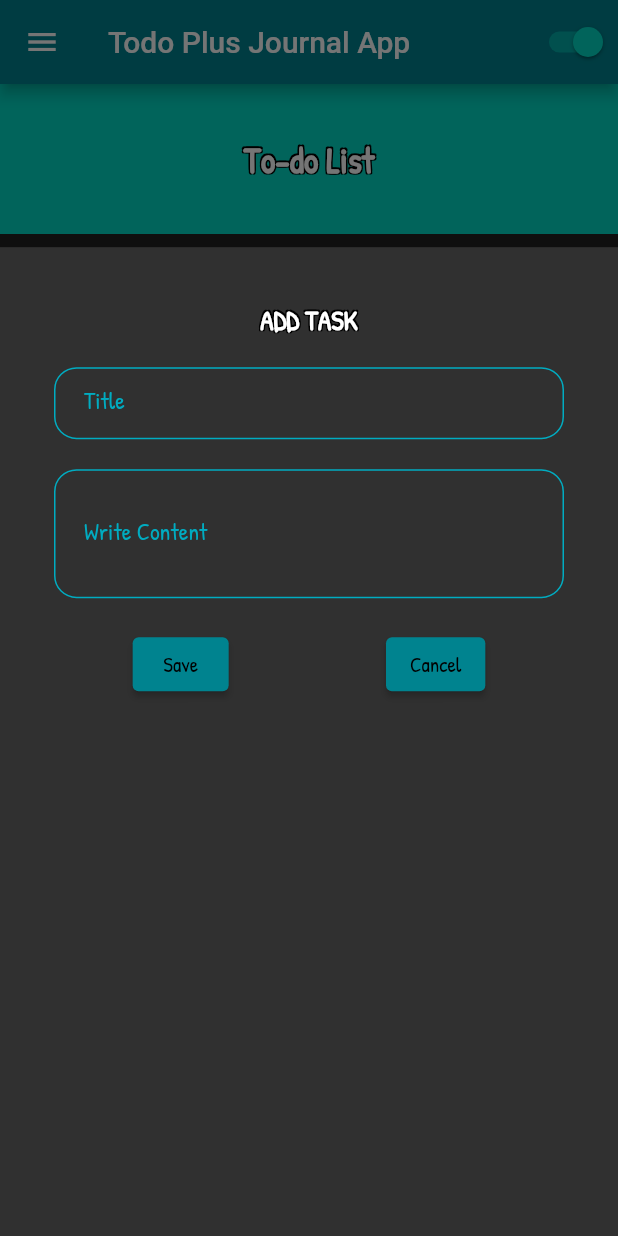
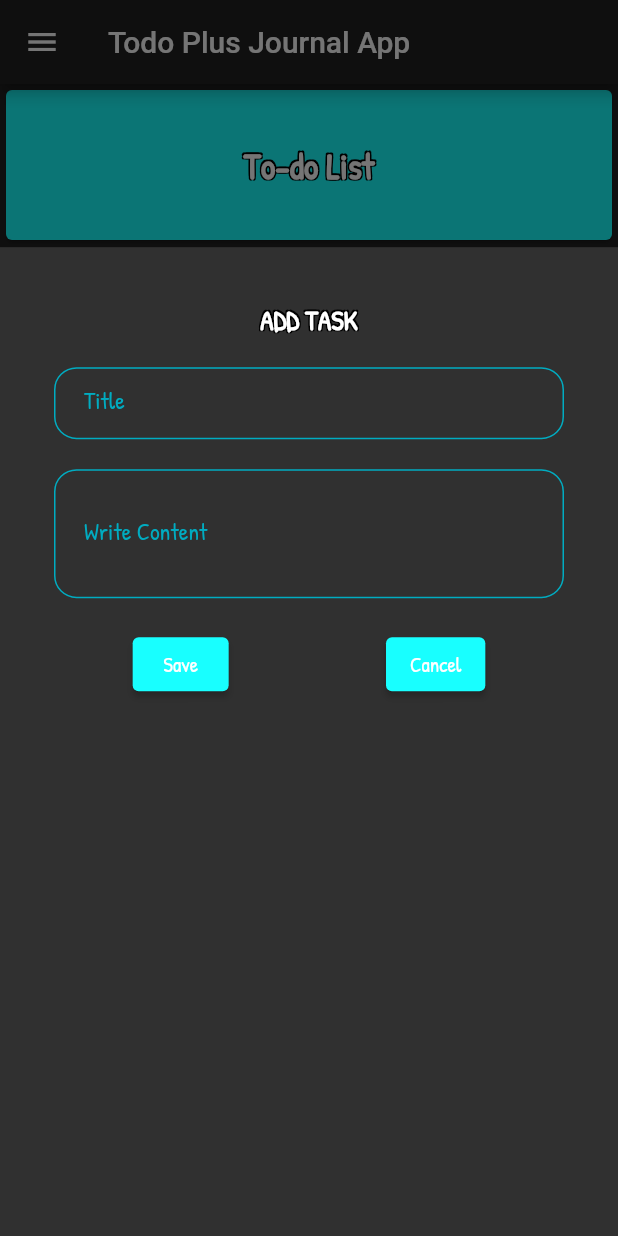
Before and after one commit to ue-an/todo-journal-flutter, a Flutter app: the screen it shows after launch, after a tap on the "add" icon, on a phone screen of 412 x 824 dp. Run offline on Flutter 3.47's test engine with Material 2 defaults, Android fonts, the phone set to English and light mode, and no system bars; our stand-ins replace cloud_firestore, date_format, firebase_core, fluttertoast, google_fonts; accounts and stored records are empty.

Commit message:
latest update

```diff
--- a/lib/app.dart
+++ b/lib/app.dart
@@ -4,7 +4,6 @@ import 'package:journal_todo/providers/tasks_provider.dart';
 import 'package:journal_todo/providers/theme_provider.dart';
 import 'package:journal_todo/screens/journal_home.dart';
 import 'package:journal_todo/screens/tasks_home.dart';
-import 'package:journal_todo/utils/change_theme_switch.dart';
 import 'package:journal_todo/utils/drawer.dart';
 import 'package:journal_todo/utils/routes.dart';
 import 'package:provider/provider.dart';
@@ -43,9 +42,10 @@ class _AppState extends State<App> {
             home: Scaffold(
               appBar: AppBar(
                 title: Text('Todo Plus Journal App'),
-                actions: [
-                  ChangeThemeSwitch(),
-                ],
+                // actions: [
+                //   Icon(Icons.brightness_2),
+                //   ChangeThemeSwitch(),
+                // ],
               ),
               drawer: SafeArea(
                 child: CustomDrawer(),
@@ -63,15 +63,10 @@ class _AppState extends State<App> {
                   ),
                 ],
                 currentIndex: _selectedIndex,
-                selectedItemColor: Colors.cyan[800],
+                selectedItemColor: Colors.cyanAccent,
                 onTap: onBottomTap,
               ),
             ),
-            // theme: ThemeData(
-            //   accentColor: Colors.cyan[600],
-            //   primaryColor: Colors.cyan[800],
-            //   textTheme: GoogleFonts.patrickHandTextTheme(),
-            // ),
             theme: MyThemes.lightTheme,
             darkTheme: MyThemes.darkTheme,
             themeMode: themeProvider.themeMode,
--- a/lib/providers/theme_provider.dart
+++ b/lib/providers/theme_provider.dart
@@ -14,19 +14,35 @@ class ThemeProvider extends ChangeNotifier {
 
 class MyThemes {
   static final darkTheme = ThemeData(
+    //primaryColor: Colors.cyanAccent,
+    //accentColor: Colors.cyanAccent,
+    primaryColorBrightness: Brightness.dark,
+    primaryColorLight: Colors.black,
+    primaryColorDark: Colors.black,
+    brightness: Brightness.dark,
+    indicatorColor: Colors.white,
+    appBarTheme: AppBarTheme(brightness: Brightness.dark),
     scaffoldBackgroundColor: Colors.grey[900],
-    colorScheme: ColorScheme.dark(),
-    accentColor: Colors.cyan[600],
-    primaryColor: Colors.cyan[800],
+    //colorScheme: ColorScheme.dark(),
+
     textTheme: GoogleFonts.patrickHandTextTheme(),
     cardColor: Colors.white70,
+    dividerColor: Colors.cyanAccent,
   );
 
   static final lightTheme = ThemeData(
+    primaryColor: Colors.cyan[600],
+    accentColor: Colors.cyanAccent,
+    primaryColorBrightness: Brightness.light,
+    brightness: Brightness.light,
+    primaryColorDark: Colors.white,
+    appBarTheme: AppBarTheme(brightness: Brightness.light),
+    //canvasColor: Colors.white70,
     scaffoldBackgroundColor: Colors.amber[100],
-    colorScheme: ColorScheme.light(),
-    accentColor: Colors.cyan[600],
-    primaryColor: Colors.cyan[800],
+    //colorScheme: ColorScheme.light(),
+
     textTheme: GoogleFonts.patrickHandTextTheme(),
+    cardColor: Colors.white,
+    dividerColor: Colors.black,
   );
 }
--- a/lib/screens/journal_entry.dart
+++ b/lib/screens/journal_entry.dart
@@ -134,7 +134,7 @@ class _JEntryScreenState extends State<JEntryScreen> {
                     'Save',
                   ),
                   style: ElevatedButton.styleFrom(
-                    primary: Theme.of(context).primaryColor,
+                    primary: Colors.cyanAccent,
                   ),
                   onPressed: () {
                     journalProvider.saveEntry();
--- a/lib/screens/journal_home.dart
+++ b/lib/screens/journal_home.dart
@@ -49,11 +49,10 @@ class JournalScreen extends StatelessWidget {
                                 DateTime.parse(snapshot.data[index].date),
                                 [MM, ' ', d, ' ,', yyyy]),
                           ),
-                          trailing: Icon(
-                            Icons.edit,
+                          trailing: IconButton(
+                            icon: Icon(Icons.edit),
                             color: Theme.of(context).accentColor,
-                          ),
-                          onTap: () {
+                            onPressed: () {
                               Navigator.of(context).push(
                                 MaterialPageRoute(
                                   builder: (context) => JEntryScreen(
@@ -62,6 +61,7 @@ class JournalScreen extends StatelessWidget {
                                 ),
                               );
                             },
+                          ),
                         ),
                       );
                     },
@@ -112,11 +112,12 @@ class JournalScreen extends StatelessWidget {
 class TopBarJhome extends StatelessWidget {
   @override
   Widget build(BuildContext context) {
-    return Container(
+    return Card(
+      child: Container(
         //margin: EdgeInsets.symmetric(vertical: 12, horizontal: 3),
         height: 100,
         decoration: BoxDecoration(
-        color: Theme.of(context).accentColor,
+          color: Colors.cyanAccent,
           // borderRadius: BorderRadius.only(
           //   bottomLeft: Radius.circular(20),
           //   bottomRight: Radius.circular(20),
@@ -163,6 +164,7 @@ class TopBarJhome extends StatelessWidget {
             // ),
           ],
         ),
+      ),
     );
   }
 }
--- a/lib/screens/tasks_home.dart
+++ b/lib/screens/tasks_home.dart
@@ -230,6 +230,7 @@ class TaskScreen extends StatelessWidget {
                               labelText: 'Title',
                               labelStyle: TextStyle(color: Colors.cyan[600]),
                             ),
+                            style: TextStyle(color: Colors.cyan),
                             validator: (val) {
                               val = titleCtrl.text;
                               if (val.isEmpty)
@@ -265,6 +266,7 @@ class TaskScreen extends StatelessWidget {
                               labelText: 'Write Content',
                               labelStyle: TextStyle(color: Colors.cyan[600]),
                             ),
+                            style: TextStyle(color: Colors.cyan),
                             validator: (val) {
                               contentCtrl.text = val;
                               if (val.isEmpty)
@@ -284,7 +286,8 @@ class TaskScreen extends StatelessWidget {
                               ElevatedButton(
                                 child: Text('Save'),
                                 style: ElevatedButton.styleFrom(
-                                    primary: Theme.of(context).primaryColor),
+                                  primary: Colors.cyanAccent,
+                                ),
                                 onPressed: () {
                                   context.read<TEntryProvider>().saveTask();
                                   Navigator.of(context).pop();
@@ -295,7 +298,8 @@ class TaskScreen extends StatelessWidget {
                               ElevatedButton(
                                 child: Text('Cancel'),
                                 style: ElevatedButton.styleFrom(
-                                    primary: Theme.of(context).primaryColor),
+                                  primary: Colors.cyanAccent,
+                                ),
                                 onPressed: () {
                                   Navigator.of(context).pop();
                                   titleCtrl.text = '';
@@ -321,11 +325,13 @@ class TaskScreen extends StatelessWidget {
 class TopBar extends StatelessWidget {
   @override
   Widget build(BuildContext context) {
-    return Container(
+    return Card(
+      color: Colors.cyanAccent,
+      child: Container(
         //margin: EdgeInsets.symmetric(vertical: 12, horizontal: 3),
         height: 100,
         decoration: BoxDecoration(
-        color: Theme.of(context).accentColor,
+            //color: Colors.cyanAccent,
             // borderRadius: BorderRadius.only(
             //   bottomLeft: Radius.circular(20),
             //   bottomRight: Radius.circular(20),
@@ -372,6 +378,7 @@ class TopBar extends StatelessWidget {
             // ),
           ],
         ),
+      ),
     );
   }
 }
--- a/lib/utils/drawer.dart
+++ b/lib/utils/drawer.dart
@@ -1,4 +1,6 @@
 import 'package:flutter/material.dart';
+import 'package:journal_todo/utils/change_theme_switch.dart';
+import 'package:journal_todo/utils/routes.dart';
 
 class CustomDrawer extends StatelessWidget {
   final padding = EdgeInsets.symmetric(horizontal: 9, vertical: 30);
@@ -8,22 +10,36 @@ class CustomDrawer extends StatelessWidget {
     return Drawer(
       child: Material(
         // padding: EdgeInsets.all(30.0),
-        color: Colors.cyan[800],
+        //color: Colors.cyan[600],
         child: ListView(
           padding: padding,
           children: <Widget>[
-            SizedBox(height: 20.0),
-            buildMenuItem(
-              text: 'Dark Mode',
-              icon: Icons.brightness_2,
+            Row(
+              mainAxisAlignment: MainAxisAlignment.spaceAround,
+              children: [
+                Icon(Icons.brightness_2),
+                Text(
+                  'Dark Mode',
+                  style: TextStyle(
+                    fontWeight: FontWeight.w600,
+                    fontSize: 16.0,
+                    color: Colors.grey[600],
+                  ),
+                ),
+                ChangeThemeSwitch(),
+              ],
             ),
             SizedBox(height: 20.0),
+            SizedBox(height: 20.0),
+            //============
             buildMenuItem(
               text: 'About',
-              icon: Icons.people,
+              icon: Icons.error_outline,
             ),
             SizedBox(height: 20.0),
-            Divider(color: Colors.white),
+            Divider(
+              thickness: 1.0,
+            ),
             SizedBox(height: 20.0),
             buildMenuItem(
               text: 'Updates',
@@ -39,14 +55,23 @@ class CustomDrawer extends StatelessWidget {
     String text,
     IconData icon,
   }) {
-    final color = Colors.white;
+    final color = Colors.grey[600];
     final hoverColor = Colors.cyan;
 
     return ListTile(
-      leading: Icon(icon, color: color),
+      leading: Icon(
+        icon,
+      ), //color: color),
       title: Text(
         text,
-        style: TextStyle(color: color),
+        style: TextStyle(
+          fontWeight: FontWeight.w600,
+          fontSize: 16.0,
+          color: color,
+        ),
+        // style: TextStyle(
+        //   color: color,
+        // ),
       ),
       hoverColor: hoverColor,
     );
```
Lines whose indentation alone changed are shown as unchanged.
